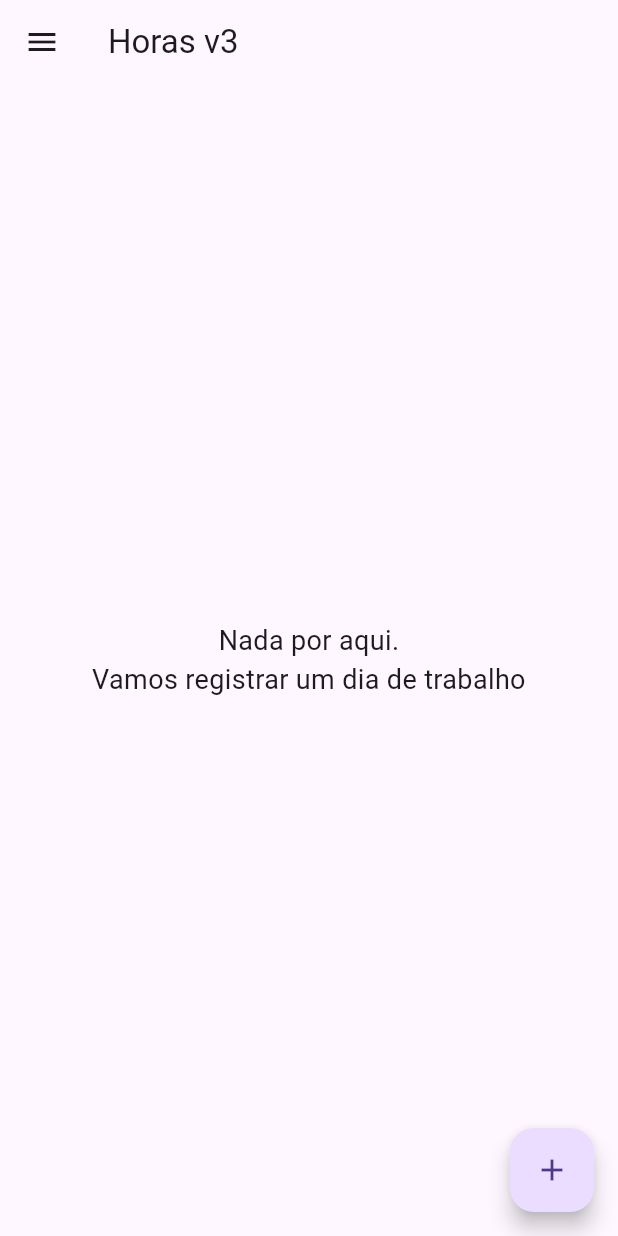
After one commit to Mateus-Leandro/horas_v3, a Flutter app: the screen it shows once a user with an empty profile is signed in, on a phone screen of 412 x 824 dp. The commit adds this screen. Run offline on Flutter 3.47's test engine with Material 3 defaults, Android fonts, the phone set to English and light mode, and no system bars; our stand-ins replace cloud_firestore, firebase_auth, firebase_core; missing offline and left inert: dart:js_interop; accounts and stored records are empty.

Commit message:
Criado classe home_screen.

```diff
--- a/lib/main.dart
+++ b/lib/main.dart
@@ -1,4 +1,8 @@
+import 'dart:js_interop';
+
+import 'package:firebase_auth/firebase_auth.dart';
 import 'package:flutter/material.dart';
+import 'package:horas_v3/screens/home_screen.dart';
 import 'package:horas_v3/screens/login_screen.dart';
 import 'package:firebase_core/firebase_core.dart';
 import 'firebase_options.dart';
@@ -18,13 +22,36 @@ class MyApp extends StatelessWidget {
   @override
   Widget build(BuildContext context) {
     return MaterialApp(
-      title: 'Flutter Demo',
+      title: 'Horas V3',
       debugShowCheckedModeBanner: false,
       theme: ThemeData(
-        colorScheme: ColorScheme.fromSeed(seedColor: Colors.deepPurple),
+        primarySwatch: Colors.blue,
         useMaterial3: true,
       ),
-      home: LoginScreen(),
+      home: const RoteadorTelas(),
     );
   }
 }
+
+class RoteadorTelas extends StatelessWidget {
+  const RoteadorTelas({super.key});
+
+  @override
+  Widget build(BuildContext context) {
+    return StreamBuilder(
+        stream: FirebaseAuth.instance.userChanges(),
+        builder: (context, snapshot) {
+          if (snapshot.connectionState == ConnectionState.waiting) {
+            return const Center(
+              child: CircularProgressIndicator(),
+            );
+          } else {
+            if(snapshot.hasData){
+              return HomeScreen(user: snapshot.data!);
+            }else{
+              return LoginScreen();
+            }
+          }
+        });
+  }
+}
--- /dev/null
+++ b/lib/models/hour.dart
@@ -0,0 +1,23 @@
+class Hour {
+  String id;
+  String data;
+  int minutos;
+  String? descricao;
+
+  Hour({required this.id, required this.data, required this.minutos});
+
+  Hour.fromMap(Map<String, dynamic> map):
+        id = map['id'],
+        data = map['data'],
+        minutos = map['minutos'],
+        descricao = map['descricao'];
+
+  Map<String, dynamic> toMap() {
+    return {
+      'id': id,
+      'data': data,
+      'minutos': minutos,
+      'descricao': descricao,
+    };
+  }
+}
--- /dev/null
+++ b/lib/screens/home_screen.dart
@@ -0,0 +1,82 @@
+import 'package:cloud_firestore/cloud_firestore.dart';
+import 'package:firebase_auth/firebase_auth.dart';
+import 'package:flutter/material.dart';
+
+import '../components/menu.dart';
+import '../models/hour.dart';
+
+class HomeScreen extends StatefulWidget {
+  final User user;
+
+  HomeScreen({super.key, required this.user});
+
+  @override
+  State<HomeScreen> createState() => _HomeScreenState();
+}
+
+class _HomeScreenState extends State<HomeScreen> {
+  List<Hour> listHours = [];
+  FirebaseFirestore firestore = FirebaseFirestore.instance;
+
+  @override
+  void initState() {
+    super.initState();
+  }
+
+  @override
+  Widget build(BuildContext context) {
+    return Scaffold(
+      drawer: Menu(user: widget.user),
+      appBar: AppBar(
+        title: Text('Horas v3'),
+      ),
+      floatingActionButton: FloatingActionButton(
+        onPressed: () {},
+        child: Icon(Icons.add),
+      ),
+      body: (listHours.isEmpty)
+          ? const Center(
+              child: Text('Nada por aqui.\nVamos registrar um dia de trabalho',
+                  textAlign: TextAlign.center, style: TextStyle(fontSize: 18)),
+            )
+          : ListView(
+              padding: EdgeInsets.only(left: 4, right: 4),
+              children: List.generate(listHours.length, (index) {
+                Hour model = listHours[index];
+                return Dismissible(
+                  key: ValueKey<Hour>(model),
+                  direction: DismissDirection.endToStart,
+                  background: Container(
+                    alignment: Alignment.centerRight,
+                    padding: const EdgeInsets.only(right: 12),
+                    color: Colors.red,
+                    child: Icon(Icons.delete, color: Colors.white),
+                  ),
+                  onDismissed: (direction) {
+                    remove(model);
+                  },
+                  child: Card(
+                    elevation: 2,
+                    child: Column(
+                      children: [
+                        ListTile(
+                          onLongPress: () {},
+                          onTap: () {},
+                          leading: Icon(
+                            Icons.list_alt_rounded,
+                            size: 56,
+                          ),
+                          title: Text(
+                              'Data: ${model.data} hora: ${model.minutos}'),
+                          subtitle: Text(model.descricao!),
+                        )
+                      ],
+                    ),
+                  ),
+                );
+              }),
+            ),
+    );
+  }
+void remove(Hour model) {}
+}
```
